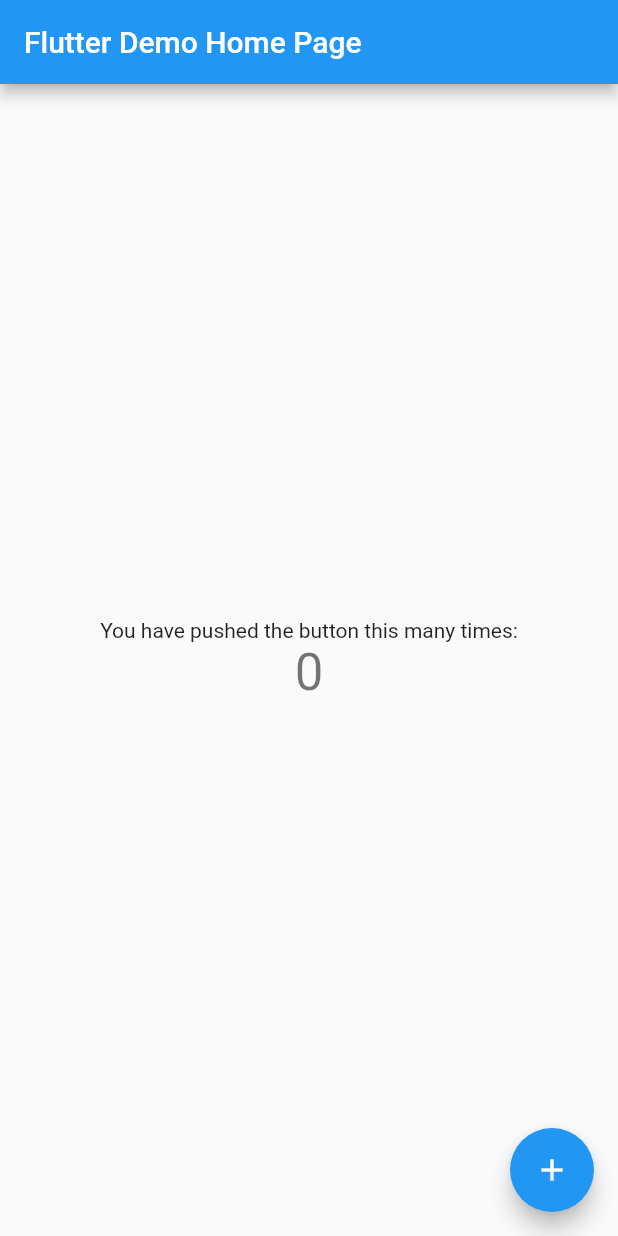
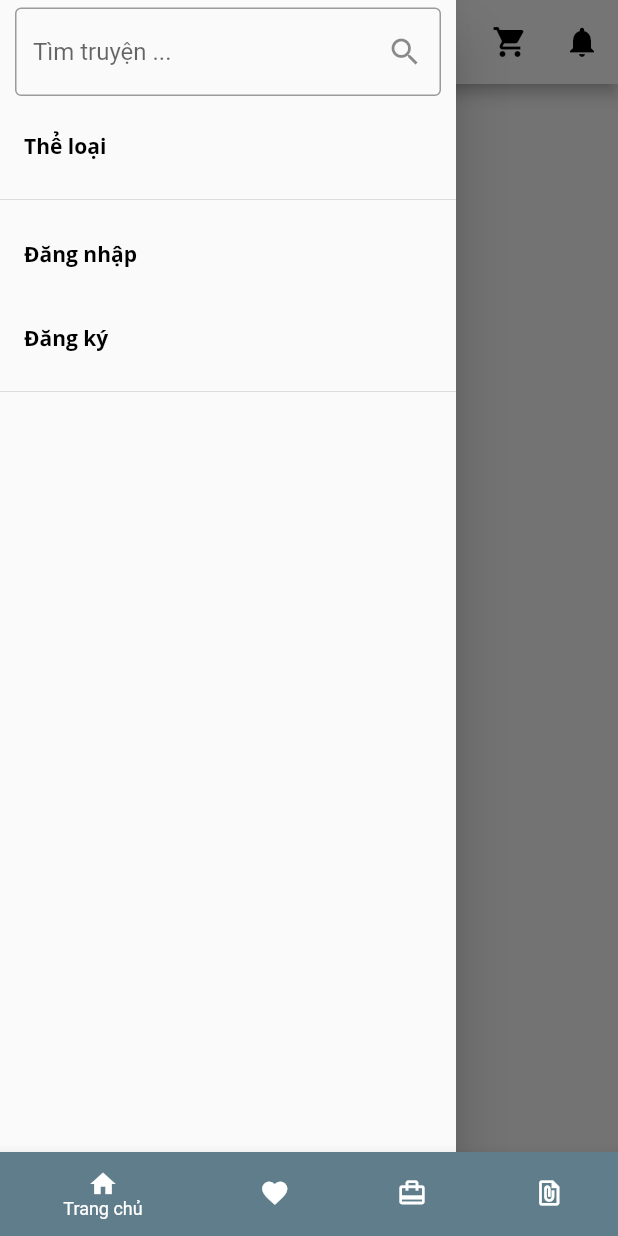
Before and after one commit to MTrungCode/ComicsApp, a Flutter app: the screen it shows after launch, with the side drawer open (before the commit the screen has no drawer), on a phone screen of 412 x 824 dp. Run offline on Flutter 3.47's test engine with Material 2 defaults, Android fonts, the phone set to English and light mode, and no system bars; our stand-ins replace google_fonts.

Commit message:
Xay dung trang chu & trang yeu thich

```diff
--- /dev/null
+++ b/lib/comicsapp_theme.dart
@@ -0,0 +1,102 @@
+import 'package:flutter/material.dart';
+import 'package:google_fonts/google_fonts.dart';
+
+class ComicsAppTheme {
+  static TextTheme lightTextTheme = TextTheme(
+    bodyText1: GoogleFonts.openSans(
+        fontSize: 14.0, fontWeight: FontWeight.w700, color: Colors.black),
+    headline1: GoogleFonts.openSans(
+      fontSize: 32.0,
+      fontWeight: FontWeight.bold,
+      color: Colors.black,
+    ),
+    headline2: GoogleFonts.openSans(
+      fontSize: 21.0,
+      fontWeight: FontWeight.w700,
+      color: Colors.black,
+    ),
+    headline3: GoogleFonts.openSans(
+      fontSize: 16.0,
+      fontWeight: FontWeight.w600,
+      color: Colors.black,
+    ),
+    headline6: GoogleFonts.openSans(
+      fontSize: 20.0,
+      fontWeight: FontWeight.w600,
+      color: Colors.black,
+    ),
+  );
+  // 2
+  static TextTheme darkTextTheme = TextTheme(
+    bodyText1: GoogleFonts.openSans(
+      fontSize: 14.0,
+      fontWeight: FontWeight.w700,
+      color: Colors.white,
+    ),
+    headline1: GoogleFonts.openSans(
+      fontSize: 32.0,
+      fontWeight: FontWeight.bold,
+      color: Colors.white,
+    ),
+    headline2: GoogleFonts.openSans(
+      fontSize: 21.0,
+      fontWeight: FontWeight.w700,
+      color: Colors.white,
+    ),
+    headline3: GoogleFonts.openSans(
+      fontSize: 16.0,
+      fontWeight: FontWeight.w600,
+      color: Colors.white,
+    ),
+    headline6: GoogleFonts.openSans(
+      fontSize: 20.0,
+      fontWeight: FontWeight.w600,
+      color: Colors.white,
+    ),
+  );
+  static ThemeData light() {
+    return ThemeData(
+      brightness: Brightness.light,
+      checkboxTheme: CheckboxThemeData(
+        fillColor: MaterialStateColor.resolveWith(
+          (states) {
+            return Colors.black;
+          },
+        ),
+      ),
+      appBarTheme: const AppBarTheme(
+        foregroundColor: Colors.black,
+        backgroundColor: Colors.white,
+        centerTitle: true,
+      ),
+      floatingActionButtonTheme: const FloatingActionButtonThemeData(
+        foregroundColor: Colors.white,
+        backgroundColor: Colors.black,
+      ),
+      bottomNavigationBarTheme: const BottomNavigationBarThemeData(
+        selectedItemColor: Colors.green,
+      ),
+      textTheme: lightTextTheme,
+    );
+  }
+
+  // 4
+  static ThemeData dark() {
+    return ThemeData(
+      brightness: Brightness.dark,
+      appBarTheme: AppBarTheme(
+        foregroundColor: Colors.white,
+        backgroundColor: Colors.grey[900],
+        centerTitle: true,
+      ),
+      floatingActionButtonTheme: const FloatingActionButtonThemeData(
+        foregroundColor: Colors.white,
+        backgroundColor: Colors.green,
+      ),
+      bottomNavigationBarTheme: const BottomNavigationBarThemeData(
+        selectedItemColor: Colors.green,
+      ),
+      textTheme: darkTextTheme,
+    );
+  }
+}
--- /dev/null
+++ b/lib/homepage.dart
@@ -0,0 +1,39 @@
+import 'package:flutter/material.dart';
+import 'ui/shared/app_drawer.dart';
+
+class HomePage extends StatelessWidget {
+  const HomePage({
+    Key? key,
+  }) : super(key: key);
+
+  @override
+  Widget build(BuildContext context) {
+    return Scaffold(
+      appBar: AppBar(
+        title: Text(
+          'Comics Store',
+          style: Theme.of(context).textTheme.headline2,
+        ),
+        actions: [
+          buildShoppingCart(),
+          buildNotificationButton(),
+        ],
+      ),
+      drawer: const AppDrawer(),
+    );
+  }
+
+  Widget buildNotificationButton() {
+    return IconButton(
+      icon: const Icon(Icons.notifications),
+      onPressed: () {},
+    );
+  }
+
+  Widget buildShoppingCart() {
+    return IconButton(
+      icon: const Icon(Icons.shopping_cart),
+      onPressed: () {},
+    );
+  }
+}
--- a/lib/main.dart
+++ b/lib/main.dart
@@ -1,115 +1,77 @@
 import 'package:flutter/material.dart';
+import 'screen.dart';
 
 void main() {
-  runApp(const MyApp());
+  runApp(const ComicsApp());
 }
 
-class MyApp extends StatelessWidget {
-  const MyApp({super.key});
+class ComicsApp extends StatefulWidget {
+  const ComicsApp({Key? key}) : super(key: key);
 
-  // This widget is the root of your application.
   @override
-  Widget build(BuildContext context) {
-    return MaterialApp(
-      title: 'Flutter Demo',
-      theme: ThemeData(
-        // This is the theme of your application.
-        //
-        // Try running your application with "flutter run". You'll see the
-        // application has a blue toolbar. Then, without quitting the app, try
-        // changing the primarySwatch below to Colors.green and then invoke
-        // "hot reload" (press "r" in the console where you ran "flutter run",
-        // or simply save your changes to "hot reload" in a Flutter IDE).
-        // Notice that the counter didn't reset back to zero; the application
-        // is not restarted.
-        primarySwatch: Colors.blue,
-      ),
-      home: const MyHomePage(title: 'Flutter Demo Home Page'),
-    );
-  }
+  State<ComicsApp> createState() => _ComicsAppState();
 }
 
-class MyHomePage extends StatefulWidget {
-  const MyHomePage({super.key, required this.title});
+class _ComicsAppState extends State<ComicsApp> {
+  int _selectedIndex = 0;
 
-  // This widget is the home page of your application. It is stateful, meaning
-  // that it has a State object (defined below) that contains fields that affect
-  // how it looks.
+  static final List<Widget> _pages = <Widget>[
+    const HomePage(),
+    Container(
+      color: Colors.redAccent,
+    ),
+    Container(
+      color: Colors.greenAccent,
+    ),
+    Container(
+      color: Colors.deepPurpleAccent,
+    ),
+  ];
 
-  // This class is the configuration for the state. It holds the values (in this
-  // case the title) provided by the parent (in this case the App widget) and
-  // used by the build method of the State. Fields in a Widget subclass are
-  // always marked "final".
-
-  final String title;
-
-  @override
-  State<MyHomePage> createState() => _MyHomePageState();
-}
-
-class _MyHomePageState extends State<MyHomePage> {
-  int _counter = 0;
-
-  void _incrementCounter() {
+  void _onItemTapped(int index) {
     setState(() {
-      // This call to setState tells the Flutter framework that something has
-      // changed in this State, which causes it to rerun the build method below
-      // so that the display can reflect the updated values. If we changed
-      // _counter without calling setState(), then the build method would not be
-      // called again, and so nothing would appear to happen.
-      _counter++;
+      _selectedIndex = index;
     });
   }
 
   @override
   Widget build(BuildContext context) {
-    // This method is rerun every time setState is called, for instance as done
-    // by the _incrementCounter method above.
-    //
-    // The Flutter framework has been optimized to make rerunning build methods
-    // fast, so that you can just rebuild anything that needs updating rather
-    // than having to individually change instances of widgets.
-    return Scaffold(
-      appBar: AppBar(
-        // Here we take the value from the MyHomePage object that was created by
-        // the App.build method, and use it to set our appbar title.
-        title: Text(widget.title),
-      ),
-      body: Center(
-        // Center is a layout widget. It takes a single child and positions it
-        // in the middle of the parent.
-        child: Column(
-          // Column is also a layout widget. It takes a list of children and
-          // arranges them vertically. By default, it sizes itself to fit its
-          // children horizontally, and tries to be as tall as its parent.
-          //
-          // Invoke "debug painting" (press "p" in the console, choose the
-          // "Toggle Debug Paint" action from the Flutter Inspector in Android
-          // Studio, or the "Toggle Debug Paint" command in Visual Studio Code)
-          // to see the wireframe for each widget.
-          //
-          // Column has various properties to control how it sizes itself and
-          // how it positions its children. Here we use mainAxisAlignment to
-          // center the children vertically; the main axis here is the vertical
-          // axis because Columns are vertical (the cross axis would be
-          // horizontal).
-          mainAxisAlignment: MainAxisAlignment.center,
-          children: <Widget>[
-            const Text(
-              'You have pushed the button this many times:',
+    final theme = ComicsAppTheme.light();
+    return MaterialApp(
+      debugShowCheckedModeBanner: false,
+      theme: theme,
+      home: Scaffold(
+        body: _pages[_selectedIndex],
+        bottomNavigationBar: BottomNavigationBar(
+          selectedItemColor: Colors.white,
+          selectedFontSize: 12,
+          iconSize: 20,
+          items: const [
+            BottomNavigationBarItem(
+              icon: Icon(Icons.home),
+              label: 'Trang chủ',
+              backgroundColor: Colors.blueGrey,
             ),
-            Text(
-              '$_counter',
-              style: Theme.of(context).textTheme.headline4,
+            BottomNavigationBarItem(
+              icon: Icon(Icons.favorite),
+              label: 'Yêu thích',
+              backgroundColor: Colors.redAccent,
+            ),
+            BottomNavigationBarItem(
+              icon: Icon(Icons.card_travel),
+              label: 'Đơn hàng',
+              backgroundColor: Colors.blueAccent,
+            ),
+            BottomNavigationBarItem(
+              icon: Icon(Icons.file_present),
+              label: 'Hồ sơ của tôi',
+              backgroundColor: Colors.deepPurpleAccent,
             ),
           ],
+          currentIndex: _selectedIndex,
+          onTap: _onItemTapped,
         ),
       ),
-      floatingActionButton: FloatingActionButton(
-        onPressed: _incrementCounter,
-        tooltip: 'Increment',
-        child: const Icon(Icons.add),
-      ), // This trailing comma makes auto-formatting nicer for build methods.
     );
   }
 }
--- /dev/null
+++ b/lib/screen.dart
@@ -0,0 +1,2 @@
+export 'comicsapp_theme.dart';
+export 'homepage.dart';
--- /dev/null
+++ b/lib/ui/shared/app_drawer.dart
@@ -0,0 +1,53 @@
+import 'package:flutter/material.dart';
+
+class AppDrawer extends StatefulWidget {
+  const AppDrawer({Key? key}) : super(key: key);
+
+  @override
+  State<AppDrawer> createState() => _AppDrawerState();
+}
+
+class _AppDrawerState extends State<AppDrawer> {
+  final controller = TextEditingController();
+
+  @override
+  Widget build(BuildContext context) {
+    return Drawer(
+      child: Column(
+        children: <Widget>[
+          Container(
+            margin: const EdgeInsets.fromLTRB(10, 5, 10, 5),
+            child: TextField(
+              controller: controller,
+              decoration: const InputDecoration(
+                suffixIcon: Icon(Icons.search),
+                hintText: 'Tìm truyện ...',
+                border: OutlineInputBorder(),
+              ),
+            ),
+          ),
+          ListTile(
+            title: const Text('Thể loại'),
+            onTap: () {
+              Navigator.of(context).pushReplacementNamed('');
+            },
+          ),
+          const Divider(),
+          ListTile(
+            title: const Text('Đăng nhập'),
+            onTap: () {
+              Navigator.of(context).pushReplacementNamed('/login');
+            },
+          ),
+          ListTile(
+            title: const Text('Đăng ký'),
+            onTap: () {
+              Navigator.of(context).pushReplacementNamed('/signup');
+            },
+          ),
+          const Divider(),
+        ],
+      ),
+    );
+  }
+}
```
Also changed, not shown: lib/models/book.dart (added, +35 -0 lines), lib/ui/books/book_detail_screen.dart (added, +26 -0 lines), lib/ui/books/book_manager.dart (added, +17 -0 lines), pubspec.yaml (+1 -53 lines), lib/ui/favorites/favorites_grid.dart (added), pubspec.lock, 2 other files.
